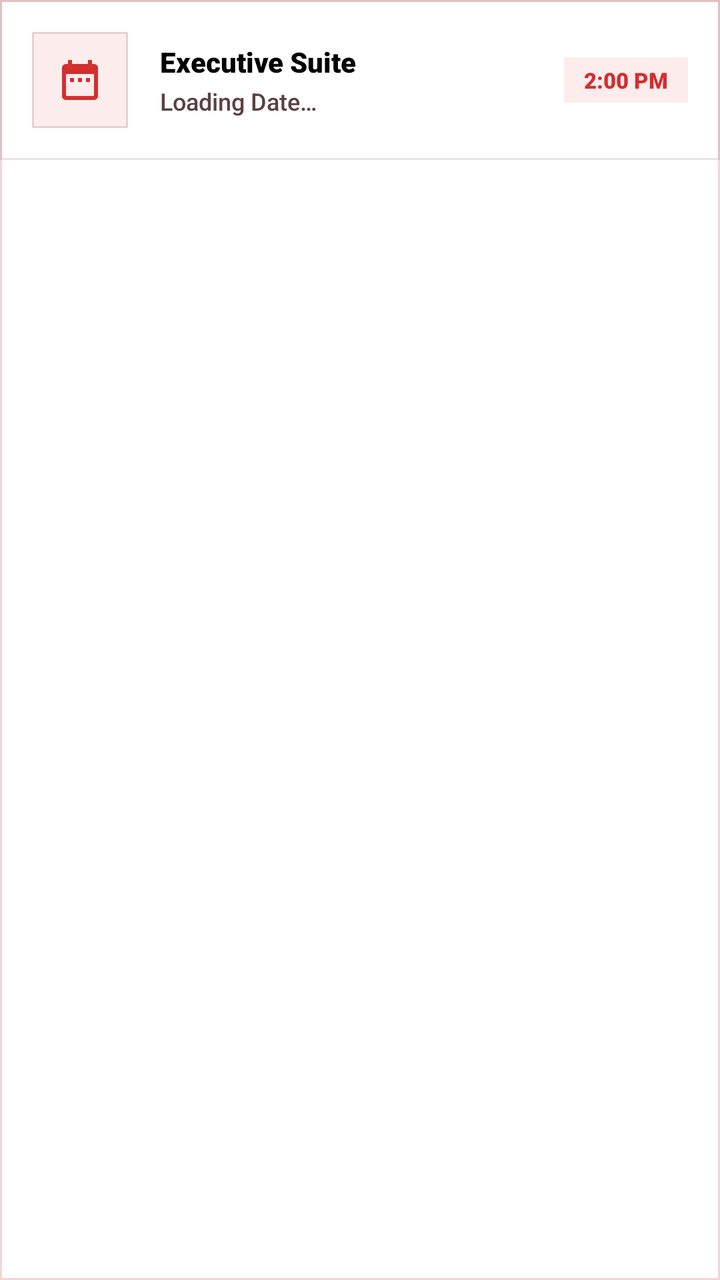
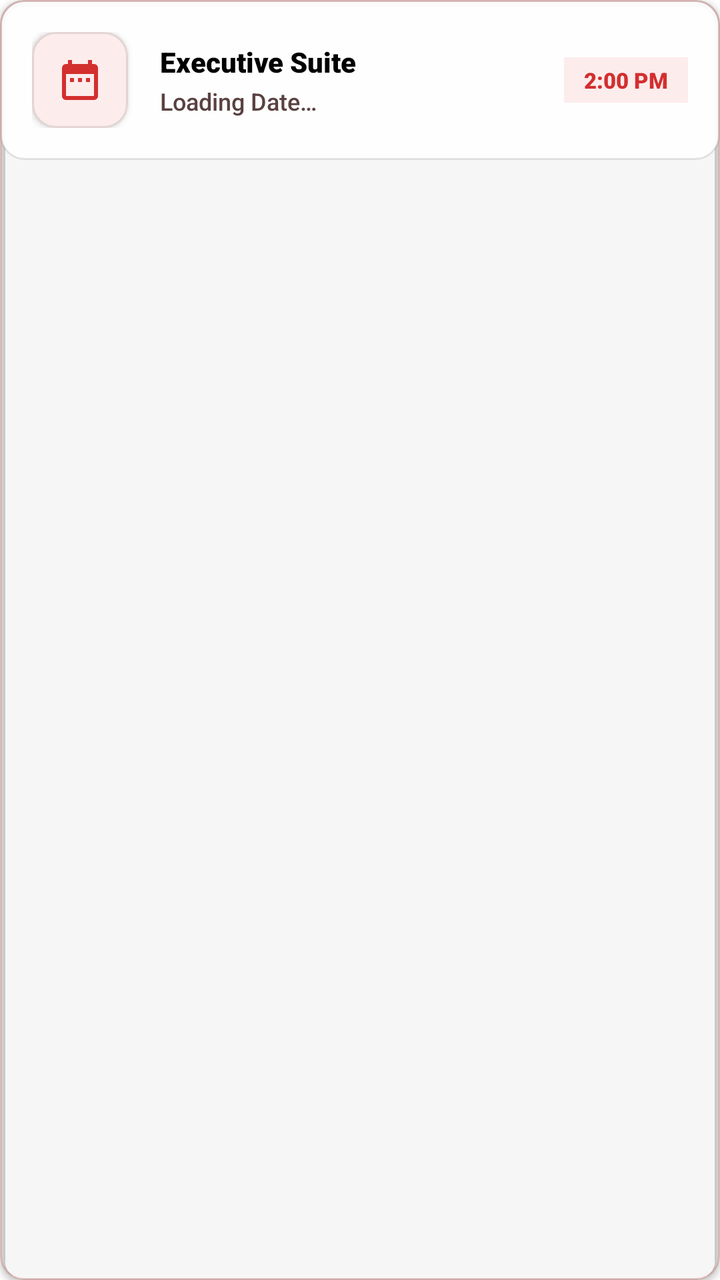

Before-and-after screenshots of an Android layout around one commit, followed by the original layout XML and the change that was made.
<!-- AndroidManifest.xml: application theme Theme.VelocitySuites -->
<!-- res/layout/item_upcoming_transaction.xml -->
<?xml version="1.0" encoding="utf-8"?>
<com.google.android.material.card.MaterialCardView xmlns:android="http://schemas.android.com/apk/res/android"
    xmlns:app="http://schemas.android.com/apk/res-auto"
    style="@style/Widget.Velocity.Card.Glass"
    android:layout_width="match_parent"
    android:layout_height="wrap_content"
    android:layout_marginBottom="12dp">

    <LinearLayout
        android:layout_width="match_parent"
        android:layout_height="wrap_content"
        android:background="@drawable/bg_glass_card_white"
        android:gravity="center_vertical"
        android:orientation="horizontal"
        android:padding="16dp">

        <com.google.android.material.card.MaterialCardView
            android:id="@+id/transactionIconContainer"
            android:layout_width="48dp"
            android:layout_height="48dp"
            app:cardBackgroundColor="@color/velocity_red_soft"
            app:cardCornerRadius="0dp"
            app:cardElevation="0dp">
            <ImageView
                android:id="@+id/ivTransactionIcon"
                android:layout_width="24dp"
                android:layout_height="24dp"
                android:layout_gravity="center"
                android:importantForAccessibility="no"
                android:src="@drawable/ic_calendar"
                app:tint="@color/velocity_red_primary" />
        </com.google.android.material.card.MaterialCardView>

        <LinearLayout
            android:layout_width="0dp"
            android:layout_height="wrap_content"
            android:layout_marginStart="16dp"
            android:layout_weight="1"
            android:orientation="vertical">

            <TextView
                android:id="@+id/tvTransactionTitle"
                android:layout_width="wrap_content"
                android:layout_height="wrap_content"
                android:fontFamily="sans-serif-black"
                android:text="@string/executive_suite"
                android:textColor="@color/black"
                android:textSize="14sp" />

            <TextView
                android:id="@+id/tvTransactionDate"
                android:layout_width="wrap_content"
                android:layout_height="wrap_content"
                android:layout_marginTop="2dp"
                android:fontFamily="sans-serif-medium"
                android:text="@string/loading_date"
                android:textColor="@color/velocity_text_secondary"
                android:textSize="12sp" />
        </LinearLayout>

        <TextView
            android:id="@+id/tvTimeLabel"
            android:layout_width="wrap_content"
            android:layout_height="wrap_content"
            android:background="@drawable/shape_intro_pill"
            android:backgroundTint="@color/velocity_red_soft"
            android:paddingHorizontal="10dp"
            android:paddingVertical="4dp"
            android:text="@string/check_in_time"
            android:textColor="@color/velocity_red_primary"
            android:textSize="11sp"
            android:fontFamily="sans-serif-black" />

    </LinearLayout>
</com.google.android.material.card.MaterialCardView>
<!-- resources referenced by this layout -->
<resources>
  <!-- drawable bg_glass_card_white (drawable) -->
  <?xml version="1.0" encoding="utf-8"?>
  <shape xmlns:android="http://schemas.android.com/apk/res/android">
      <solid android:color="#E6FFFFFF" />
      <stroke android:width="1dp" android:color="#1A000000" />
      <corners android:radius="0dp" />
  </shape>
  <style name="Widget.Velocity.Card.Glass" parent="Widget.MaterialComponents.CardView">
          <item name="cardBackgroundColor">@android:color/transparent</item>
          <item name="cardCornerRadius">0dp</item>
          <item name="cardElevation">0dp</item>
          <item name="strokeColor">@color/velocity_red_alpha_20</item>
          <item name="strokeWidth">1dp</item>
          <item name="android:clickable">true</item>
          <item name="android:focusable">true</item>
          <item name="android:foreground">?attr/selectableItemBackground</item>
      </style>
  <style name="Theme.VelocitySuites" parent="Theme.MaterialComponents.DayNight.NoActionBar">
          
          <item name="colorPrimary">@color/velocity_red_primary</item>
          <item name="colorPrimaryVariant">@color/velocity_red_dark</item>
          <item name="colorOnPrimary">@color/white</item>
          
          <item name="colorSecondary">@color/velocity_red_rose</item>
          <item name="colorSecondaryVariant">@color/velocity_red_deep</item>
          <item name="colorOnSecondary">@color/white</item>
          
          <item name="android:statusBarColor">@color/velocity_red_primary</item>
          
          <item name="textAppearanceHeadline1">@style/TextAppearance.MaterialComponents.Headline1</item>
          <item name="textAppearanceHeadline2">@style/TextAppearance.MaterialComponents.Headline2</item>
          <item name="textAppearanceHeadline3">@style/TextAppearance.MaterialComponents.Headline3</item>
          <item name="textAppearanceHeadline4">@style/TextAppearance.MaterialComponents.Headline4</item>
          <item name="textAppearanceHeadline5">@style/TextAppearance.MaterialComponents.Headline5</item>
          <item name="textAppearanceHeadline6">@style/TextAppearance.MaterialComponents.Headline6</item>
          <item name="textAppearanceSubtitle1">@style/TextAppearance.MaterialComponents.Subtitle1</item>
          <item name="textAppearanceSubtitle2">@style/TextAppearance.MaterialComponents.Subtitle2</item>
          <item name="textAppearanceBody1">@style/TextAppearance.MaterialComponents.Body1</item>
          <item name="textAppearanceBody2">@style/TextAppearance.MaterialComponents.Body2</item>
          <item name="textAppearanceCaption">@style/TextAppearance.MaterialComponents.Caption</item>
          <item name="textAppearanceButton">@style/TextAppearance.MaterialComponents.Button</item>
          <item name="textAppearanceOverline">@style/TextAppearance.MaterialComponents.Overline</item>
          
          <item name="shapeAppearanceSmallComponent">@style/ShapeAppearance.Velocity.Square</item>
          <item name="shapeAppearanceMediumComponent">@style/ShapeAppearance.Velocity.Square</item>
          <item name="shapeAppearanceLargeComponent">@style/ShapeAppearance.Velocity.Square</item>
          <item name="materialButtonStyle">@style/Widget.Velocity.Flat.Button</item>
          <item name="materialButtonOutlinedStyle">@style/Widget.Velocity.Flat.Button.Outlined</item>
          <item name="borderlessButtonStyle">@style/Widget.Velocity.Flat.Button.Text</item>
          <item name="materialCardViewStyle">@style/Widget.Velocity.Card.Flat</item>
          <item name="chipStyle">@style/Widget.Velocity.Flat.Chip</item>
          <item name="textInputStyle">@style/Widget.Velocity.TextInputLayout.OutlinedBox.Square</item>
          <item name="snackbarStyle">@style/Widget.Velocity.Flat.Snackbar</item>
          <item name="materialAlertDialogTheme">@style/ThemeOverlay.Velocity.Flat.AlertDialog</item>
          <item name="bottomSheetDialogTheme">@style/ThemeOverlay.Velocity.Flat.BottomSheetDialog</item>
          <item name="android:windowElevation">0dp</item>
      </style>
  <style name="Widget.Velocity.Card.Flat" parent="Widget.MaterialComponents.CardView">
          <item name="cardElevation">0dp</item>
          <item name="cardCornerRadius">0dp</item>
          <item name="cardBackgroundColor">@color/velocity_surface_elevated</item>
          <item name="strokeColor">@color/velocity_divider_hairline</item>
          <item name="strokeWidth">1dp</item>
          <item name="shapeAppearance">@style/ShapeAppearance.Velocity.Square</item>
      </style>
  <!-- unchanged entries left out for length: 27 -->
</resources>

<!-- the commit's change to res/layout/item_upcoming_transaction.xml (unified diff, before → after) -->
@@ -19,8 +19,8 @@
             android:layout_width="48dp"
             android:layout_height="48dp"
             app:cardBackgroundColor="@color/velocity_red_soft"
-            app:cardCornerRadius="0dp"
-            app:cardElevation="0dp">
+            app:cardCornerRadius="@dimen/card_corner_radius"
+            app:cardElevation="@dimen/card_elevation">
             <ImageView
                 android:id="@+id/ivTransactionIcon"
                 android:layout_width="24dp"
<!-- resource entries referenced after the edit -->
@@ -1,16 +1,18 @@
 <!-- resources referenced by this layout -->
 <resources>
+  <dimen name="card_corner_radius">12dp</dimen>
+  <dimen name="card_elevation">2dp</dimen>
   <!-- drawable bg_glass_card_white (drawable) -->
   <?xml version="1.0" encoding="utf-8"?>
   <shape xmlns:android="http://schemas.android.com/apk/res/android">
       <solid android:color="#E6FFFFFF" />
       <stroke android:width="1dp" android:color="#1A000000" />
-      <corners android:radius="0dp" />
+      <corners android:radius="@dimen/card_corner_radius" />
   </shape>
   <style name="Widget.Velocity.Card.Glass" parent="Widget.MaterialComponents.CardView">
           <item name="cardBackgroundColor">@android:color/transparent</item>
-          <item name="cardCornerRadius">0dp</item>
-          <item name="cardElevation">0dp</item>
+          <item name="cardCornerRadius">@dimen/card_corner_radius</item>
+          <item name="cardElevation">@dimen/card_elevation</item>
           <item name="strokeColor">@color/velocity_red_alpha_20</item>
           <item name="strokeWidth">1dp</item>
           <item name="android:clickable">true</item>
@@ -44,7 +46,7 @@
           <item name="textAppearanceOverline">@style/TextAppearance.MaterialComponents.Overline</item>
           
           <item name="shapeAppearanceSmallComponent">@style/ShapeAppearance.Velocity.Square</item>
-          <item name="shapeAppearanceMediumComponent">@style/ShapeAppearance.Velocity.Square</item>
+          <item name="shapeAppearanceMediumComponent">@style/ShapeAppearance.Velocity.Card</item>
           <item name="shapeAppearanceLargeComponent">@style/ShapeAppearance.Velocity.Square</item>
           <item name="materialButtonStyle">@style/Widget.Velocity.Flat.Button</item>
           <item name="materialButtonOutlinedStyle">@style/Widget.Velocity.Flat.Button.Outlined</item>
@@ -57,13 +59,17 @@
           <item name="bottomSheetDialogTheme">@style/ThemeOverlay.Velocity.Flat.BottomSheetDialog</item>
           <item name="android:windowElevation">0dp</item>
       </style>
+  <style name="ShapeAppearance.Velocity.Card" parent="">
+          <item name="cornerFamily">rounded</item>
+          <item name="cornerSize">@dimen/card_corner_radius</item>
+      </style>
   <style name="Widget.Velocity.Card.Flat" parent="Widget.MaterialComponents.CardView">
-          <item name="cardElevation">0dp</item>
-          <item name="cardCornerRadius">0dp</item>
+          <item name="cardElevation">@dimen/card_elevation</item>
+          <item name="cardCornerRadius">@dimen/card_corner_radius</item>
           <item name="cardBackgroundColor">@color/velocity_surface_elevated</item>
           <item name="strokeColor">@color/velocity_divider_hairline</item>
           <item name="strokeWidth">1dp</item>
-          <item name="shapeAppearance">@style/ShapeAppearance.Velocity.Square</item>
+          <item name="shapeAppearance">@style/ShapeAppearance.Velocity.Card</item>
       </style>
   <!-- unchanged entries left out for length: 27 -->
 </resources>
